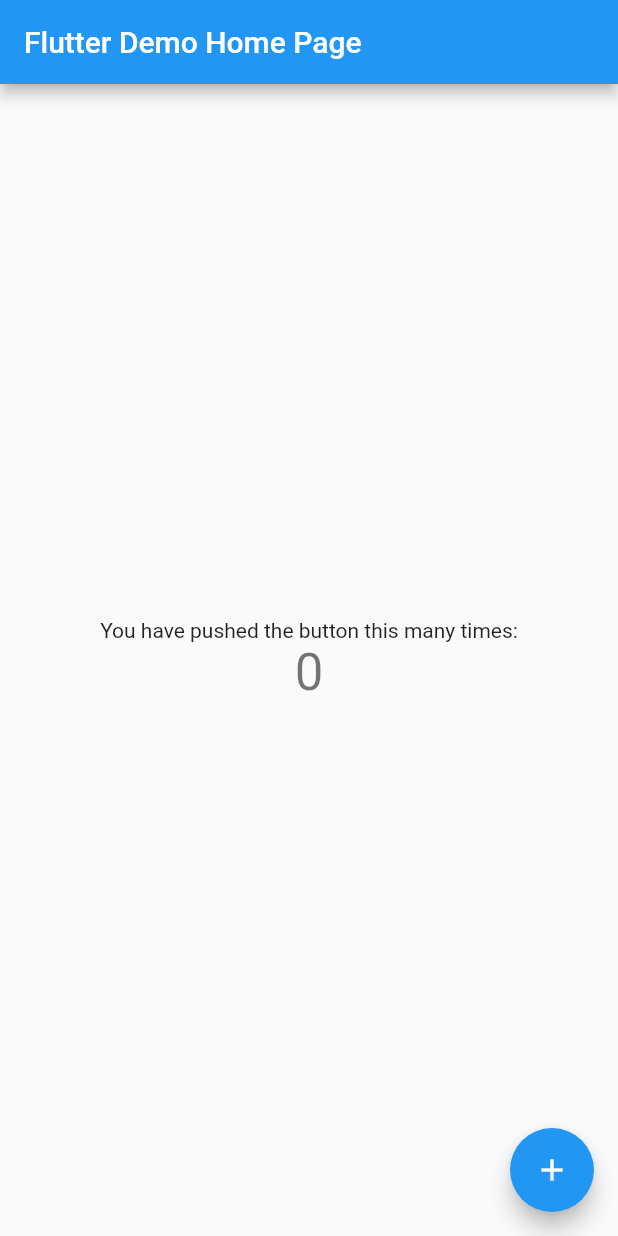
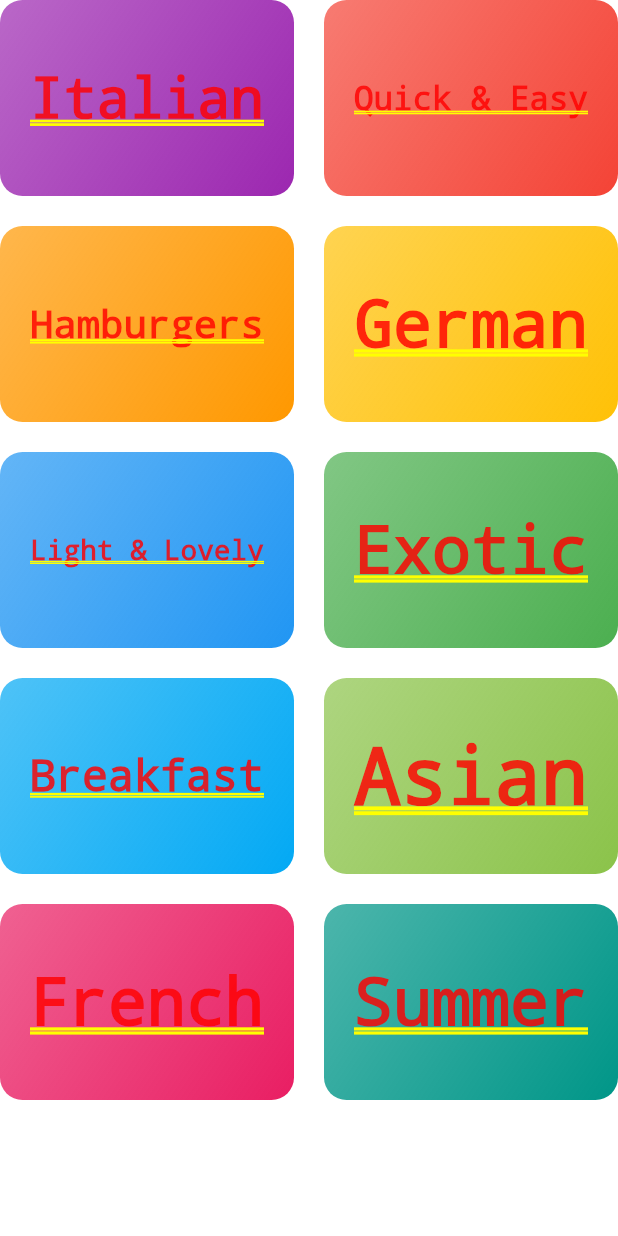
Before and after one commit to manisgoyal/meals_app, a Flutter app: the screen it shows after launch, on a phone screen of 412 x 824 dp. Run offline on Flutter 3.47's test engine with Material 2 defaults, Android fonts, the phone set to English and light mode, and no system bars.

Commit message:
Till gridview

```diff
--- /dev/null
+++ b/lib/categories_screen.dart
@@ -0,0 +1,23 @@
+import 'package:flutter/material.dart';
+import 'package:meals_app/category_item.dart';
+import './dummy_data.dart';
+
+class CategoriesScreen extends StatelessWidget {
+  @override
+  Widget build(BuildContext context) {
+    return GridView(
+      children: dummyCategories
+          .map((e) => CategoryItem(
+                e.title,
+                e.colour,
+              ))
+          .toList(),
+      gridDelegate: const SliverGridDelegateWithMaxCrossAxisExtent(
+        maxCrossAxisExtent: 200,
+        childAspectRatio: 3 / 2,
+        crossAxisSpacing: 20,
+        mainAxisSpacing: 20,
+      ),
+    );
+  }
+}
--- /dev/null
+++ b/lib/category_item.dart
@@ -0,0 +1,29 @@
+import 'package:flutter/material.dart';
+
+class CategoryItem extends StatelessWidget {
+  final String title;
+  final Color colour;
+  const CategoryItem(this.title, this.colour);
+  @override
+  Widget build(BuildContext context) {
+    return Container(
+      padding: const EdgeInsets.all(20),
+      child: FittedBox(
+        child: Text(
+          title,
+        ),
+      ),
+      decoration: BoxDecoration(
+        gradient: LinearGradient(
+          colors: [
+            colour.withOpacity(0.7),
+            colour,
+          ],
+          begin: Alignment.topLeft,
+          end: Alignment.bottomRight,
+        ),
+        borderRadius: BorderRadius.circular(15),
+      ),
+    );
+  }
+}
--- /dev/null
+++ b/lib/dummy_data.dart
@@ -0,0 +1,56 @@
+import 'package:flutter/material.dart';
+
+import './models/category.dart';
+
+const dummyCategories = [
+  Category(
+    id: 'c1',
+    title: 'Italian',
+    colour: Colors.purple,
+  ),
+  Category(
+    id: 'c2',
+    title: 'Quick & Easy',
+    colour: Colors.red,
+  ),
+  Category(
+    id: 'c3',
+    title: 'Hamburgers',
+    colour: Colors.orange,
+  ),
+  Category(
+    id: 'c4',
+    title: 'German',
+    colour: Colors.amber,
+  ),
+  Category(
+    id: 'c5',
+    title: 'Light & Lovely',
+    colour: Colors.blue,
+  ),
+  Category(
+    id: 'c6',
+    title: 'Exotic',
+    colour: Colors.green,
+  ),
+  Category(
+    id: 'c7',
+    title: 'Breakfast',
+    colour: Colors.lightBlue,
+  ),
+  Category(
+    id: 'c8',
+    title: 'Asian',
+    colour: Colors.lightGreen,
+  ),
+  Category(
+    id: 'c9',
+    title: 'French',
+    colour: Colors.pink,
+  ),
+  Category(
+    id: 'c10',
+    title: 'Summer',
+    colour: Colors.teal,
+  ),
+];
--- a/lib/main.dart
+++ b/lib/main.dart
@@ -1,115 +1,46 @@
 import 'package:flutter/material.dart';
+import 'package:meals_app/categories_screen.dart';
 
-void main() {
-  runApp(const MyApp());
-}
+void main() => runApp(MyApp());
 
 class MyApp extends StatelessWidget {
-  const MyApp({Key? key}) : super(key: key);
-
-  // This widget is the root of your application.
   @override
   Widget build(BuildContext context) {
     return MaterialApp(
-      title: 'Flutter Demo',
+      title: 'Delhi Eats',
       theme: ThemeData(
-        // This is the theme of your application.
-        //
-        // Try running your application with "flutter run". You'll see the
-        // application has a blue toolbar. Then, without quitting the app, try
-        // changing the primarySwatch below to Colors.green and then invoke
-        // "hot reload" (press "r" in the console where you ran "flutter run",
-        // or simply save your changes to "hot reload" in a Flutter IDE).
-        // Notice that the counter didn't reset back to zero; the application
-        // is not restarted.
-        primarySwatch: Colors.blue,
+        primaryColorLight: const Color(0xff922D50),
+        primaryColor: const Color(0xff3c1b43),
+        primaryColorDark: const Color(0xff501537),
+        colorScheme: ColorScheme.fromSwatch().copyWith(
+          primary: const Color(0xff922D50),
+          secondary: const Color(0xFFD4E79E),
+          background: const Color(0xff501537),
+          primaryVariant: const Color(0xff3c1b43),
+          secondaryVariant: const Color(0xffb8c480),
+          surface: const Color(0xff501537),
+        ),
       ),
-      home: const MyHomePage(title: 'Flutter Demo Home Page'),
+      home: CategoriesScreen(),
     );
   }
 }
 
 class MyHomePage extends StatefulWidget {
-  const MyHomePage({Key? key, required this.title}) : super(key: key);
-
-  // This widget is the home page of your application. It is stateful, meaning
-  // that it has a State object (defined below) that contains fields that affect
-  // how it looks.
-
-  // This class is the configuration for the state. It holds the values (in this
-  // case the title) provided by the parent (in this case the App widget) and
-  // used by the build method of the State. Fields in a Widget subclass are
-  // always marked "final".
-
-  final String title;
-
   @override
-  State<MyHomePage> createState() => _MyHomePageState();
+  _MyHomePageState createState() => _MyHomePageState();
 }
 
 class _MyHomePageState extends State<MyHomePage> {
-  int _counter = 0;
-
-  void _incrementCounter() {
-    setState(() {
-      // This call to setState tells the Flutter framework that something has
-      // changed in this State, which causes it to rerun the build method below
-      // so that the display can reflect the updated values. If we changed
-      // _counter without calling setState(), then the build method would not be
-      // called again, and so nothing would appear to happen.
-      _counter++;
-    });
-  }
-
   @override
   Widget build(BuildContext context) {
-    // This method is rerun every time setState is called, for instance as done
-    // by the _incrementCounter method above.
-    //
-    // The Flutter framework has been optimized to make rerunning build methods
-    // fast, so that you can just rebuild anything that needs updating rather
-    // than having to individually change instances of widgets.
     return Scaffold(
       appBar: AppBar(
-        // Here we take the value from the MyHomePage object that was created by
-        // the App.build method, and use it to set our appbar title.
-        title: Text(widget.title),
+        title: const Text('Delhi Eats'),
       ),
-      body: Center(
-        // Center is a layout widget. It takes a single child and positions it
-        // in the middle of the parent.
-        child: Column(
-          // Column is also a layout widget. It takes a list of children and
-          // arranges them vertically. By default, it sizes itself to fit its
-          // children horizontally, and tries to be as tall as its parent.
-          //
-          // Invoke "debug painting" (press "p" in the console, choose the
-          // "Toggle Debug Paint" action from the Flutter Inspector in Android
-          // Studio, or the "Toggle Debug Paint" command in Visual Studio Code)
-          // to see the wireframe for each widget.
-          //
-          // Column has various properties to control how it sizes itself and
-          // how it positions its children. Here we use mainAxisAlignment to
-          // center the children vertically; the main axis here is the vertical
-          // axis because Columns are vertical (the cross axis would be
-          // horizontal).
-          mainAxisAlignment: MainAxisAlignment.center,
-          children: <Widget>[
-            const Text(
-              'You have pushed the button this many times:',
-            ),
-            Text(
-              '$_counter',
-              style: Theme.of(context).textTheme.headline4,
-            ),
-          ],
-        ),
+      body: const Center(
+        child: Text('Navigation Time'),
       ),
-      floatingActionButton: FloatingActionButton(
-        onPressed: _incrementCounter,
-        tooltip: 'Increment',
-        child: const Icon(Icons.add),
-      ), // This trailing comma makes auto-formatting nicer for build methods.
     );
   }
 }
--- /dev/null
+++ b/lib/models/category.dart
@@ -0,0 +1,13 @@
+import 'package:flutter/material.dart';
+
+class Category {
+  final String id;
+  final String title;
+  final Color colour;
+
+  const Category({
+    required this.id,
+    required this.title,
+    this.colour = const Color(0xff922D50),
+  });
+}
```
Also changed, not shown: meals app theme.png (added), 3 other files.
